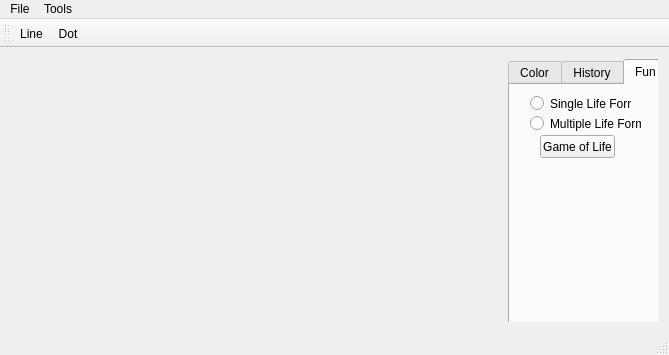
The window that Paint/mainwindow.ui (DerCodeHahn/cpp) describes before a commit, drawn with Qt 5.
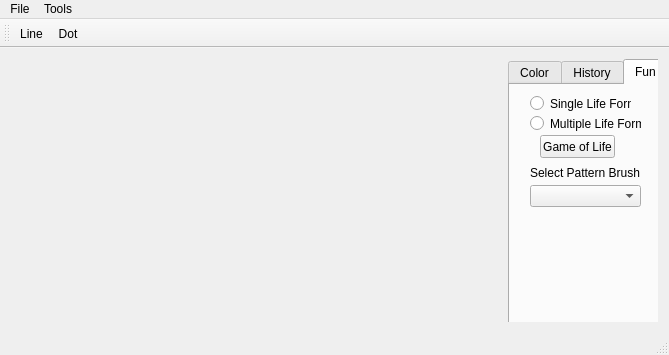
The same window after the commit. The open tabs and pages were chosen to show the change.

Commit message: added Pattern Brush

Diff of the .ui file:
```diff
--- a/Paint/mainwindow.ui
+++ b/Paint/mainwindow.ui
@@ -263,6 +263,29 @@
           <string>Multiple Life Forms</string>
          </property>
         </widget>
+        <widget class="QComboBox" name="patternBox">
+         <property name="geometry">
+          <rect>
+           <x>20</x>
+           <y>100</y>
+           <width>111</width>
+           <height>22</height>
+          </rect>
+         </property>
+        </widget>
+        <widget class="QLabel" name="label_4">
+         <property name="geometry">
+          <rect>
+           <x>20</x>
+           <y>80</y>
+           <width>111</width>
+           <height>16</height>
+          </rect>
+         </property>
+         <property name="text">
+          <string>Select Pattern Brush</string>
+         </property>
+        </widget>
        </widget>
       </widget>
      </widget>
```
Left out of the diff: 2 changed lines with no effect on the pictures. The commit also changes 7 other files.
